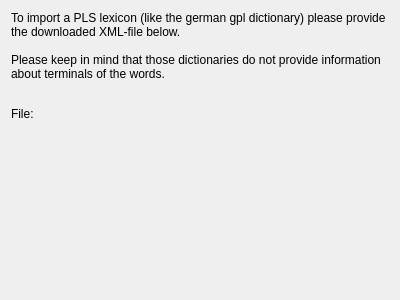
The window that simon/src/simonmodelmanagementui/ImportDict/importdictplspage.ui (KDE/simon) describes before a commit, drawn with Qt 5.
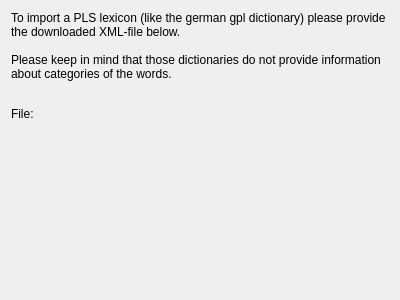
The same window after the commit. Custom widgets are drawn as their Qt base class.

Commit message: Deprecating "terminal" in favor of "category"

```diff
--- a/simon/src/simonmodelmanagementui/ImportDict/importdictplspage.ui
+++ b/simon/src/simonmodelmanagementui/ImportDict/importdictplspage.ui
@@ -19,7 +19,7 @@
      <property name="text">
       <string>To import a PLS lexicon (like the german gpl dictionary) please provide the downloaded XML-file below.
 
-Please keep in mind that those dictionaries do not provide information about terminals of the words.</string>
+Please keep in mind that those dictionaries do not provide information about categories of the words.</string>
      </property>
      <property name="wordWrap">
       <bool>true</bool>
```
The commit also changes 88 other files.
